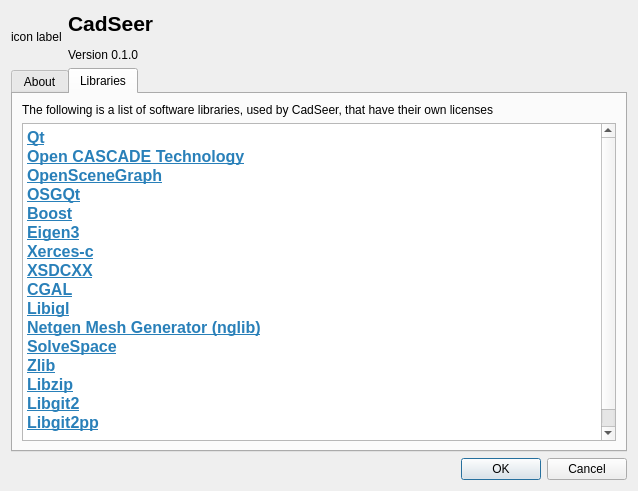
The window that dialogs/dlgabout.ui (msnh2012/CAD_cadseer) describes before a commit, drawn with Qt 5.
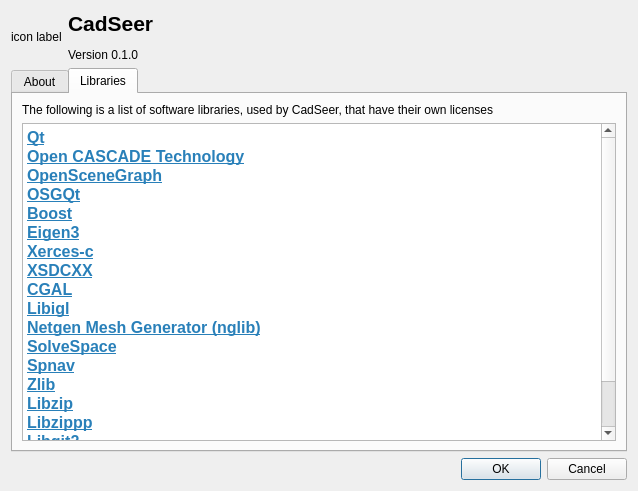
The same window after the commit. The open tabs and pages were chosen to show the change.

Commit message: cadseer: Sync dependencies list between readme markdown and about dialog

What changed in the file:
```diff
--- a/dialogs/dlgabout.ui
+++ b/dialogs/dlgabout.ui
@@ -746,9 +746,11 @@
 &lt;p style=&quot; margin-top:0px; margin-bottom:0px; margin-left:0px; margin-right:0px; -qt-block-indent:0; text-indent:0px;&quot;&gt;&lt;a href=&quot;http://libigl.github.io/libigl/&quot;&gt;&lt;span style=&quot; font-size:12pt; font-weight:600; text-decoration: underline; color:#2980b9;&quot;&gt;Libigl&lt;/span&gt;&lt;/a&gt;&lt;/p&gt;
 &lt;p style=&quot; margin-top:0px; margin-bottom:0px; margin-left:0px; margin-right:0px; -qt-block-indent:0; text-indent:0px;&quot;&gt;&lt;a href=&quot;https://ngsolve.org/&quot;&gt;&lt;span style=&quot; font-size:12pt; font-weight:600; text-decoration: underline; color:#2980b9;&quot;&gt;Netgen Mesh Generator (nglib)&lt;/span&gt;&lt;/a&gt;&lt;/p&gt;
 &lt;p style=&quot; margin-top:0px; margin-bottom:0px; margin-left:0px; margin-right:0px; -qt-block-indent:0; text-indent:0px;&quot;&gt;&lt;a href=&quot;http://solvespace.com/index.pl&quot;&gt;&lt;span style=&quot; font-size:12pt; font-weight:600; text-decoration: underline; color:#2980b9;&quot;&gt;SolveSpace&lt;/span&gt;&lt;/a&gt;&lt;/p&gt;
+&lt;p style=&quot; margin-top:0px; margin-bottom:0px; margin-left:0px; margin-right:0px; -qt-block-indent:0; text-indent:0px;&quot;&gt;&lt;a href=&quot;http://spacenav.sourceforge.net/&quot;&gt;&lt;span style=&quot; font-size:12pt; font-weight:600; text-decoration: underline; color:#2980b9;&quot;&gt;Spnav&lt;/span&gt;&lt;/a&gt;&lt;/p&gt;
 &lt;p style=&quot; margin-top:0px; margin-bottom:0px; margin-left:0px; margin-right:0px; -qt-block-indent:0; text-indent:0px;&quot;&gt;&lt;a href=&quot;https://zlib.net/&quot;&gt;&lt;span style=&quot; font-size:12pt; font-weight:600; text-decoration: underline; color:#2980b9;&quot;&gt;Zlib&lt;/span&gt;&lt;/a&gt;&lt;/p&gt;
 &lt;p style=&quot; margin-top:0px; margin-bottom:0px; margin-left:0px; margin-right:0px; -qt-block-indent:0; text-indent:0px;&quot;&gt;&lt;a href=&quot;https://libzip.org/&quot;&gt;&lt;span style=&quot; font-size:12pt; font-weight:600; text-decoration: underline; color:#2980b9;&quot;&gt;Libzip&lt;/span&gt;&lt;/a&gt;&lt;/p&gt;
-&lt;p style=&quot; margin-top:0px; margin-bottom:0px; margin-left:0px; margin-right:0px; -qt-block-indent:0; text-indent:0px;&quot;&gt;&lt;a href=&quot;https://libgit2.github.com/&quot;&gt;&lt;span style=&quot; font-size:12pt; font-weight:600; text-decoration: underline; color:#2980b9;&quot;&gt;Libgit2&lt;/span&gt;&lt;/a&gt;&lt;/p&gt;
+&lt;p style=&quot; margin-top:0px; margin-bottom:0px; margin-left:0px; margin-right:0px; -qt-block-indent:0; text-indent:0px;&quot;&gt;&lt;a href=&quot;https://github.com/ctabin/libzippp&quot;&gt;&lt;span style=&quot; font-size:12pt; font-weight:600; text-decoration: underline; color:#2980b9;&quot;&gt;Libzippp&lt;/span&gt;&lt;/a&gt;&lt;/p&gt;
+&lt;p style=&quot; margin-top:0px; margin-bottom:0px; margin-left:0px; margin-right:0px; -qt-block-indent:0; text-indent:0px;&quot;&gt;&lt;a href=&quot;https://libgit2.org/&quot;&gt;&lt;span style=&quot; font-size:12pt; font-weight:600; text-decoration: underline; color:#2980b9;&quot;&gt;Libgit2&lt;/span&gt;&lt;/a&gt;&lt;/p&gt;
 &lt;p style=&quot; margin-top:0px; margin-bottom:0px; margin-left:0px; margin-right:0px; -qt-block-indent:0; text-indent:0px;&quot;&gt;&lt;a href=&quot;https://github.com/marcelocantos/libgit2pp&quot;&gt;&lt;span style=&quot; font-size:12pt; font-weight:600; text-decoration: underline; color:#2980b9;&quot;&gt;Libgit2pp&lt;/span&gt;&lt;/a&gt;&lt;/p&gt;
 &lt;p style=&quot;-qt-paragraph-type:empty; margin-top:0px; margin-bottom:0px; margin-left:0px; margin-right:0px; -qt-block-indent:0; text-indent:0px; font-size:14pt; font-weight:600; text-decoration: underline; color:#2980b9;&quot;&gt;&lt;br /&gt;&lt;/p&gt;&lt;/body&gt;&lt;/html&gt;</string>
          </property>
```
Left out of the diff: 2 changed lines with no effect on the pictures. The commit also changes 1 other file.
